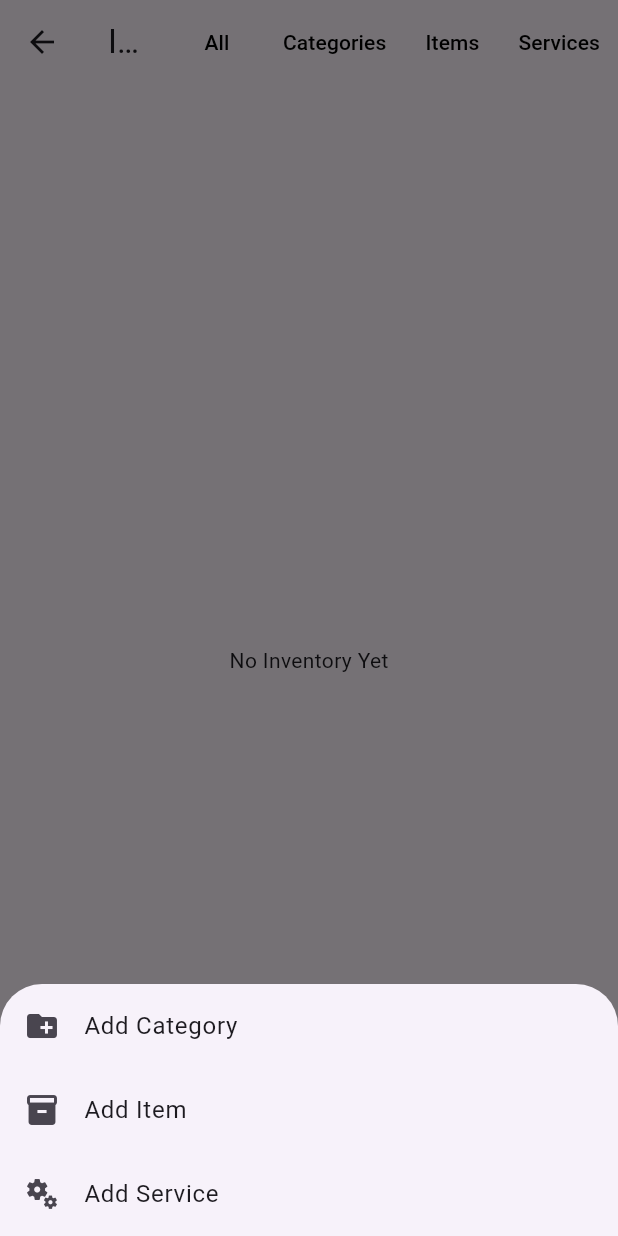
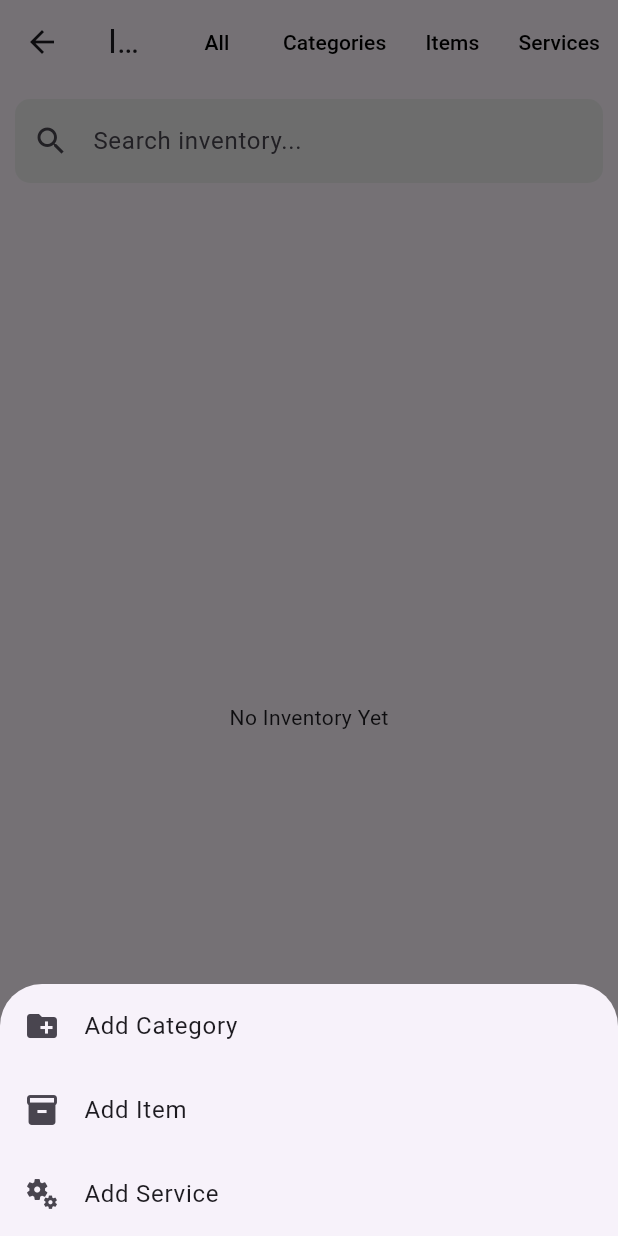
Before and after one commit to ritikkkkkk10/TeentApp, a Flutter app: the InventoryScreen screen opened directly, after a tap on the "add" icon, on a phone screen of 412 x 824 dp. Run offline on Flutter 3.47's test engine with Material 3 defaults, Android fonts, the phone set to English and light mode, and no system bars; our stand-ins replace cloud_firestore, firebase_auth, firebase_core, flutter_image_compress, google_sign_in, image_picker; accounts and stored records are empty.

Commit message:
Search option added in inventory as well

```diff
--- a/lib/features/inventory/screens/inventory_screen.dart
+++ b/lib/features/inventory/screens/inventory_screen.dart
@@ -26,8 +26,9 @@ class InventoryScreen extends StatefulWidget {
 
 class _InventoryScreenState extends State<InventoryScreen> {
   String filterMode = "all";
-  String defaultItemImage =
-"https://placehold.co/400x300/png?text=No+Image";
+  String defaultItemImage = "https://placehold.co/400x300/png?text=No+Image";
+  TextEditingController searchController = TextEditingController();
+  String searchText = "";
 
   /// ADD OPTIONS
   void _showAddOptions(BuildContext context) {
@@ -38,7 +39,6 @@ void _showAddOptions(BuildContext context) {
           child: Column(
             mainAxisSize: MainAxisSize.min,
             children: [
-
               ListTile(
                 leading: const Icon(Icons.create_new_folder),
                 title: const Text("Add Category"),
@@ -47,7 +47,6 @@ void _showAddOptions(BuildContext context) {
                   _showAddCategoryDialog(context);
                 },
               ),
-
               ListTile(
                 leading: const Icon(Icons.inventory),
                 title: const Text("Add Item"),
@@ -56,7 +55,6 @@ void _showAddOptions(BuildContext context) {
                   _showAddItemDialog(context);
                 },
               ),
-
               ListTile(
                 leading: const Icon(Icons.miscellaneous_services),
                 title: const Text("Add Service"),
@@ -82,7 +80,6 @@ void _showAddOptions(BuildContext context) {
 
   /// ADD ITEM
   void _showAddItemDialog(BuildContext context) {
-
     TextEditingController name = TextEditingController();
     TextEditingController qty = TextEditingController();
     TextEditingController rent = TextEditingController();
@@ -93,24 +90,19 @@ void _showAddItemDialog(BuildContext context) {
     showDialog(
       context: context,
       builder: (_) {
-
         return StatefulBuilder(
           builder: (context, setStateDialog) {
-
             return AlertDialog(
               title: const Text("New Item"),
-
               content: SingleChildScrollView(
                 child: Column(
                   children: [
-
                     TextField(
                       controller: name,
                       decoration: const InputDecoration(
                         labelText: "Item Name",
                       ),
                     ),
-
                     TextField(
                       controller: qty,
                       keyboardType: TextInputType.number,
@@ -118,7 +110,6 @@ void _showAddItemDialog(BuildContext context) {
                         labelText: "Quantity",
                       ),
                     ),
-
                     TextField(
                       controller: rent,
                       keyboardType: TextInputType.number,
@@ -126,21 +117,17 @@ void _showAddItemDialog(BuildContext context) {
                         labelText: "Rent Price",
                       ),
                     ),
-
                     TextField(
                       controller: description,
                       decoration: const InputDecoration(
                         labelText: "Description",
                       ),
                     ),
-
                     const SizedBox(height: 12),
-
                     ElevatedButton.icon(
                       icon: const Icon(Icons.image),
                       label: const Text("Select Image"),
                       onPressed: () async {
-
                         final picker = ImagePicker();
 
                         final picked = await picker.pickImage(
@@ -154,36 +141,28 @@ void _showAddItemDialog(BuildContext context) {
                         }
                       },
                     ),
-
                     const SizedBox(height: 10),
-
                     if (selectedImage != null)
                       Image.file(
                         selectedImage!,
                         height: 100,
                       ),
-
                   ],
                 ),
               ),
-
               actions: [
-
                 TextButton(
                   onPressed: () => Navigator.pop(context),
                   child: const Text("Cancel"),
                 ),
-
                 TextButton(
                   onPressed: () async {
-
                     final service = InventoryService();
 
                     String? imageUrl = defaultItemImage;
 
                     if (selectedImage != null) {
-                    final compressed =
-                        await compressImage(selectedImage!);
+                      final compressed = await compressImage(selectedImage!);
 
                       if (compressed != null) {
                         imageUrl = await CloudinaryService.uploadImage(
@@ -215,7 +194,6 @@ void _showAddItemDialog(BuildContext context) {
 
   /// ADD CATEGORY
   void _showAddCategoryDialog(BuildContext context) {
-
     TextEditingController controller = TextEditingController();
 
     showDialog(
@@ -223,24 +201,19 @@ void _showAddCategoryDialog(BuildContext context) {
       builder: (_) {
         return AlertDialog(
           title: const Text("New Category"),
-
           content: TextField(
             controller: controller,
             decoration: const InputDecoration(
               hintText: "Category Name",
             ),
           ),
-
           actions: [
-
             TextButton(
               onPressed: () => Navigator.pop(context),
               child: const Text("Cancel"),
             ),
-
             TextButton(
               onPressed: () async {
-
                 final service = InventoryService();
 
                 await service.addCategory(
@@ -260,12 +233,10 @@ void _showAddCategoryDialog(BuildContext context) {
 
   @override
   Widget build(BuildContext context) {
-
     return Scaffold(
       appBar: AppBar(
         title: Text(widget.title),
         actions: [
-
           TextButton(
             onPressed: () {
               setState(() {
@@ -277,7 +248,6 @@ Widget build(BuildContext context) {
               style: TextStyle(color: Colors.black),
             ),
           ),
-
           TextButton(
             onPressed: () {
               setState(() {
@@ -289,7 +259,6 @@ Widget build(BuildContext context) {
               style: TextStyle(color: Colors.black),
             ),
           ),
-
           TextButton(
             onPressed: () {
               setState(() {
@@ -301,7 +270,6 @@ Widget build(BuildContext context) {
               style: TextStyle(color: Colors.black),
             ),
           ),
-
           TextButton(
             onPressed: () {
               setState(() {
@@ -313,21 +281,43 @@ Widget build(BuildContext context) {
               style: TextStyle(color: Colors.black),
             ),
           ),
-
         ],
       ),
-
       floatingActionButton: FloatingActionButton(
         onPressed: () {
           _showAddOptions(context);
         },
         child: const Icon(Icons.add),
       ),
+      body: Column(
+        children: [
+          /// SEARCH BAR
+          Padding(
+            padding: const EdgeInsets.all(10),
+            child: TextField(
+              controller: searchController,
+              decoration: InputDecoration(
+                hintText: "Search inventory...",
+                prefixIcon: const Icon(Icons.search),
+                filled: true,
+                fillColor: Colors.grey.shade200,
+                border: OutlineInputBorder(
+                  borderRadius: BorderRadius.circular(10),
+                  borderSide: BorderSide.none,
+                ),
+              ),
+              onChanged: (value) {
+                setState(() {
+                  searchText = value.toLowerCase();
+                });
+              },
+            ),
+          ),
 
-    body: FutureBuilder(
+          Expanded(
+            child: FutureBuilder(
               future: getBusinessId(),
               builder: (context, snapshot) {
-
                 if (!snapshot.hasData) {
                   return const Center(
                     child: CircularProgressIndicator(),
@@ -351,14 +341,20 @@ if (filterMode != "all") {
 
                 return StreamBuilder(
                   stream: query.snapshots(),
-
                   builder: (context, snap) {
-
                     if (!snap.hasData) {
                       return const SizedBox();
                     }
 
-            final docs = snap.data!.docs;
+                    var docs = snap.data!.docs;
+
+                    if (searchText.isNotEmpty) {
+                      docs = docs.where((doc) {
+                        final data = doc.data() as Map<String, dynamic>;
+                        final name = (data['name'] ?? "").toLowerCase();
+                        return name.contains(searchText);
+                      }).toList();
+                    }
 
                     if (docs.isEmpty) {
                       return const Center(
@@ -369,7 +365,6 @@ return StreamBuilder(
                     return ListView.builder(
                       itemCount: docs.length,
                       itemBuilder: (_, index) {
-
                         final data = docs[index].data() as Map<String, dynamic>;
 
                         return ListTile(
@@ -381,43 +376,36 @@ return StreamBuilder(
                                     : Icons.inventory,
                           ),
                           title: Text(data['name']),
-
                           onLongPress: () async {
-
                             bool confirm = await showDialog(
                                   context: context,
                                   builder: (_) => AlertDialog(
                                     title: const Text("Delete"),
                                     content: const Text("Delete this item?"),
                                     actions: [
-
                                       TextButton(
                                         onPressed: () {
-              Navigator.pop(context,false);
+                                          Navigator.pop(context, false);
                                         },
                                         child: const Text("Cancel"),
                                       ),
-
                                       TextButton(
                                         onPressed: () {
-              Navigator.pop(context,true);
+                                          Navigator.pop(context, true);
                                         },
                                         child: const Text("Delete"),
                                       ),
-
                                     ],
                                   ),
-    ) ?? false;
+                                ) ??
+                                false;
 
-    if(!confirm) return;
+                            if (!confirm) return;
 
                             await deleteNodeRecursive(docs[index].id);
                           },
-
                           onTap: () {
-
                             if (data['type'] == 'category') {
-
                               Navigator.push(
                                 context,
                                 MaterialPageRoute(
@@ -427,9 +415,7 @@ return StreamBuilder(
                                   ),
                                 ),
                               );
-
                             } else if (data['type'] == 'item') {
-
                               Navigator.push(
                                 context,
                                 MaterialPageRoute(
@@ -439,9 +425,7 @@ return StreamBuilder(
                                   ),
                                 ),
                               );
-
                             } else if (data['type'] == 'service') {
-
                               Navigator.push(
                                 context,
                                 MaterialPageRoute(
@@ -460,10 +444,13 @@ return StreamBuilder(
                 );
               },
             ),
+          ),
+        ],
+      ),
     );
   }
+
   Future<void> deleteNodeRecursive(String nodeId) async {
-
     String businessId = await getBusinessId();
 
     final nodeRef = FirebaseFirestore.instance
```
Lines whose indentation alone changed are shown as unchanged.
